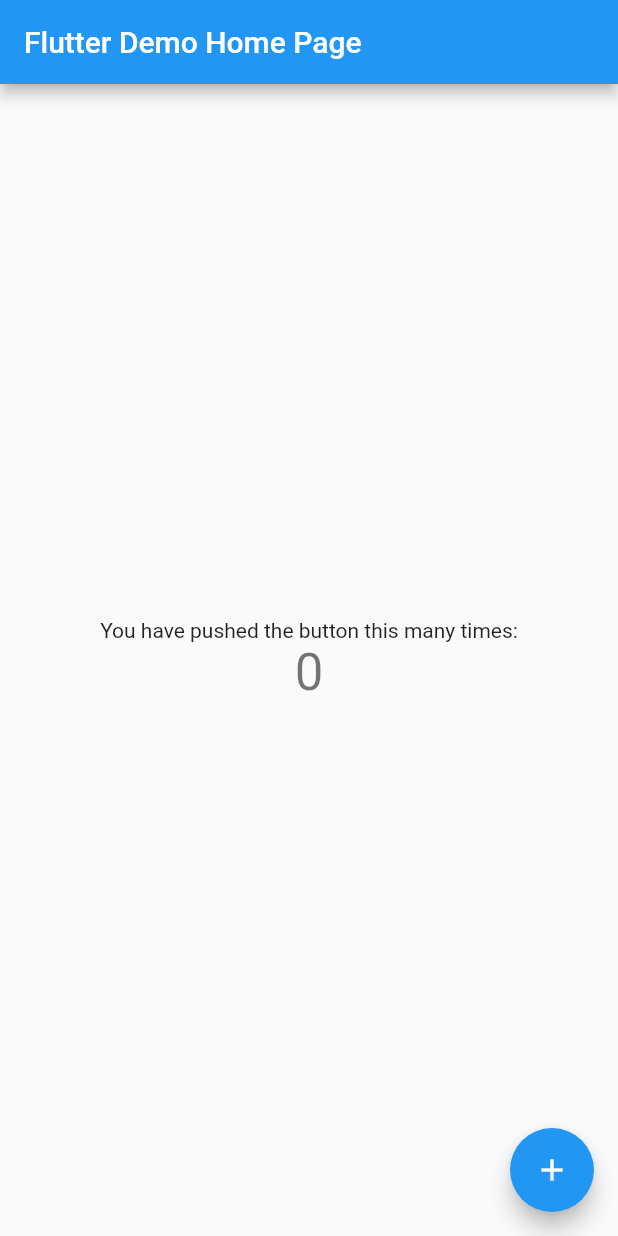
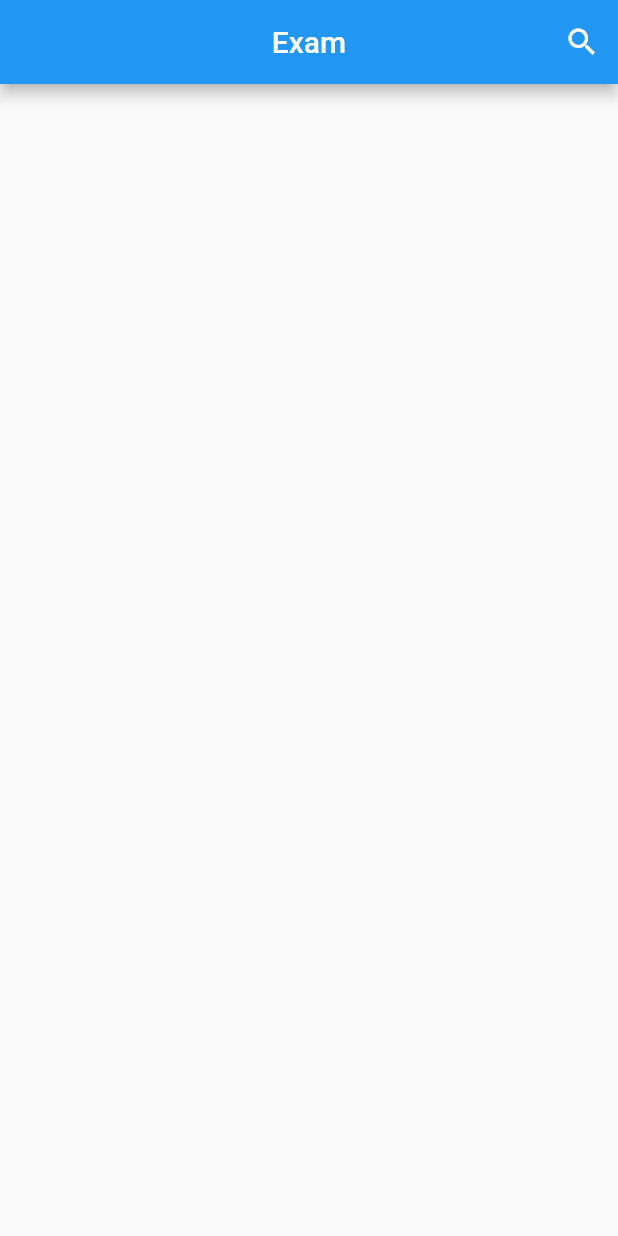
Before and after one commit to Powsikan/flutter_exam, a Flutter app: the screen it shows after launch, on a phone screen of 412 x 824 dp. Run offline on Flutter 3.47's test engine with Material 2 defaults, Android fonts, the phone set to English and light mode, and no system bars.

Commit message:
ui added

```diff
--- a/lib/main.dart
+++ b/lib/main.dart
@@ -1,111 +1,11 @@
 import 'package:flutter/material.dart';
+import './ui/home.dart';
 
-void main() => runApp(MyApp());
+void main(){
+  runApp(MaterialApp(
+    title: "Exam",
+    home: new Home(),
+    debugShowCheckedModeBanner: false,
+  ));
 
-class MyApp extends StatelessWidget {
-  // This widget is the root of your application.
-  @override
-  Widget build(BuildContext context) {
-    return MaterialApp(
-      title: 'Flutter Demo',
-      theme: ThemeData(
-        // This is the theme of your application.
-        //
-        // Try running your application with "flutter run". You'll see the
-        // application has a blue toolbar. Then, without quitting the app, try
-        // changing the primarySwatch below to Colors.green and then invoke
-        // "hot reload" (press "r" in the console where you ran "flutter run",
-        // or simply save your changes to "hot reload" in a Flutter IDE).
-        // Notice that the counter didn't reset back to zero; the application
-        // is not restarted.
-        primarySwatch: Colors.blue,
-      ),
-      home: MyHomePage(title: 'Flutter Demo Home Page'),
-    );
-  }
 }
-
-class MyHomePage extends StatefulWidget {
-  MyHomePage({Key key, this.title}) : super(key: key);
-
-  // This widget is the home page of your application. It is stateful, meaning
-  // that it has a State object (defined below) that contains fields that affect
-  // how it looks.
-
-  // This class is the configuration for the state. It holds the values (in this
-  // case the title) provided by the parent (in this case the App widget) and
-  // used by the build method of the State. Fields in a Widget subclass are
-  // always marked "final".
-
-  final String title;
-
-  @override
-  _MyHomePageState createState() => _MyHomePageState();
-}
-
-class _MyHomePageState extends State<MyHomePage> {
-  int _counter = 0;
-
-  void _incrementCounter() {
-    setState(() {
-      // This call to setState tells the Flutter framework that something has
-      // changed in this State, which causes it to rerun the build method below
-      // so that the display can reflect the updated values. If we changed
-      // _counter without calling setState(), then the build method would not be
-      // called again, and so nothing would appear to happen.
-      _counter++;
-    });
-  }
-
-  @override
-  Widget build(BuildContext context) {
-    // This method is rerun every time setState is called, for instance as done
-    // by the _incrementCounter method above.
-    //
-    // The Flutter framework has been optimized to make rerunning build methods
-    // fast, so that you can just rebuild anything that needs updating rather
-    // than having to individually change instances of widgets.
-    return Scaffold(
-      appBar: AppBar(
-        // Here we take the value from the MyHomePage object that was created by
-        // the App.build method, and use it to set our appbar title.
-        title: Text(widget.title),
-      ),
-      body: Center(
-        // Center is a layout widget. It takes a single child and positions it
-        // in the middle of the parent.
-        child: Column(
-          // Column is also a layout widget. It takes a list of children and
-          // arranges them vertically. By default, it sizes itself to fit its
-          // children horizontally, and tries to be as tall as its parent.
-          //
-          // Invoke "debug painting" (press "p" in the console, choose the
-          // "Toggle Debug Paint" action from the Flutter Inspector in Android
-          // Studio, or the "Toggle Debug Paint" command in Visual Studio Code)
-          // to see the wireframe for each widget.
-          //
-          // Column has various properties to control how it sizes itself and
-          // how it positions its children. Here we use mainAxisAlignment to
-          // center the children vertically; the main axis here is the vertical
-          // axis because Columns are vertical (the cross axis would be
-          // horizontal).
-          mainAxisAlignment: MainAxisAlignment.center,
-          children: <Widget>[
-            Text(
-              'You have pushed the button this many times:',
-            ),
-            Text(
-              '$_counter',
-              style: Theme.of(context).textTheme.display1,
-            ),
-          ],
-        ),
-      ),
-      floatingActionButton: FloatingActionButton(
-        onPressed: _incrementCounter,
-        tooltip: 'Increment',
-        child: Icon(Icons.add),
-      ), // This trailing comma makes auto-formatting nicer for build methods.
-    );
-  }
-}
--- /dev/null
+++ b/lib/ui/home.dart
@@ -0,0 +1,20 @@
+import 'package:flutter/material.dart';
+class Home extends StatefulWidget {
+  @override
+  _HomeState createState() => _HomeState();
+}
+
+class _HomeState extends State<Home> {
+  @override
+  Widget build(BuildContext context) {
+    return Scaffold(
+      appBar: AppBar(
+        title: Text("Exam"),
+        centerTitle: true,
+        actions: <Widget>[
+          IconButton(icon: Icon(Icons.search), onPressed: (){})
+        ],
+      ),
+    );
+  }
+}
```
Also changed, not shown: 1 other file.
